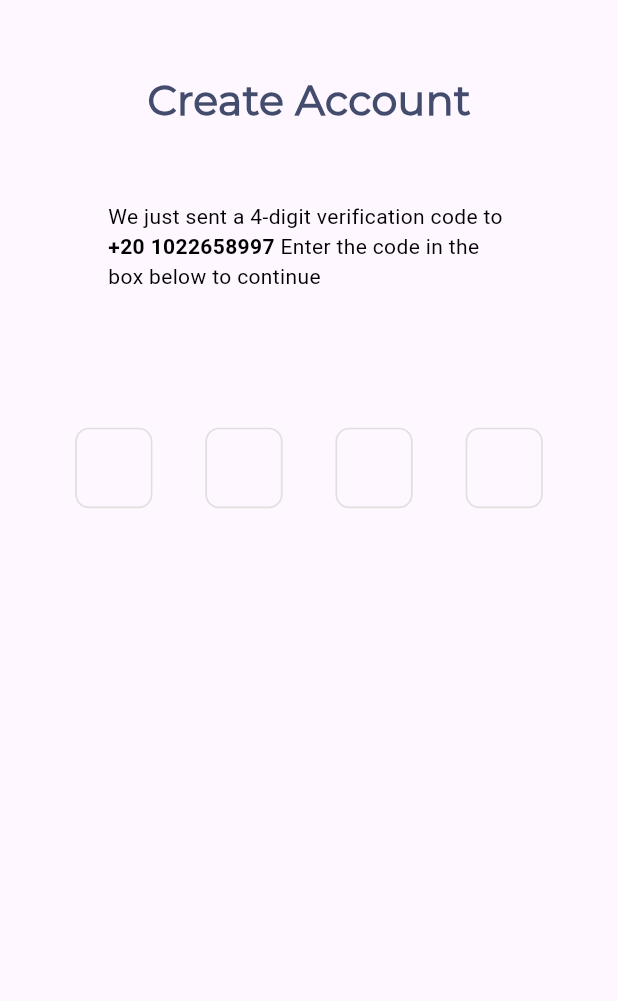
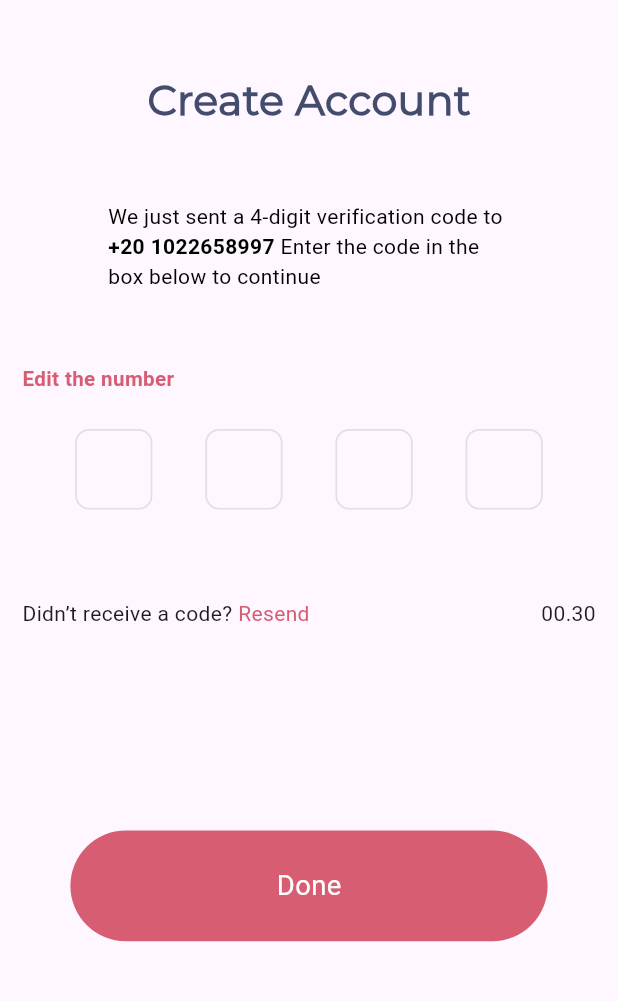
Before and after one commit to elnaggar11/cosmetics, a Flutter app: the RegisterView screen opened directly, after a tap on "Next", on a phone screen of 412 x 824 dp, the part 183-1184 px from its top. Run offline on Flutter 3.47's test engine with Material 3 defaults, Android fonts, the phone set to English and light mode, and no system bars; drawn by our look-alikes of pin_code_fields; our stand-ins replace flutter_screenutil, flutter_svg, lottie.

Commit message:
create timer method to resend code again

```diff
--- a/lib/core/utils/ui/app_image.dart
+++ b/lib/core/utils/ui/app_image.dart
@@ -10,9 +10,9 @@ class AppImage extends StatefulWidget {
     this.height,
     this.color,
     this.paddingBottomSpace,
-    required this.boxFit,
-    required this.isLottieControlled,
-    required this.isCircle,
+    this.boxFit = BoxFit.scaleDown,
+    this.isLottieControlled = false,
+    this.isCircle = false,
   });
 
   final String image;
--- a/lib/features/auth/presentation/views/verify_create_account.dart
+++ b/lib/features/auth/presentation/views/verify_create_account.dart
@@ -1,9 +1,50 @@
+import 'dart:async';
+
+import 'package:cosmetics/core/utils/constants/app_colors.dart';
+import 'package:cosmetics/core/utils/ui/app_button.dart';
 import 'package:cosmetics/features/auth/presentation/widgets/verify_widgets.dart';
+import 'package:flutter/gestures.dart';
 import 'package:flutter/material.dart';
 import 'package:flutter_screenutil/flutter_screenutil.dart';
 
-class VerifyCreateAccount extends StatelessWidget {
+class VerifyCreateAccount extends StatefulWidget {
   const VerifyCreateAccount({super.key});
+
+  @override
+  State<VerifyCreateAccount> createState() => _VerifyCreateAccountState();
+}
+
+class _VerifyCreateAccountState extends State<VerifyCreateAccount> {
+  int secondsLeft = 60;
+  Timer? _timer;
+
+  void timer() {
+    _timer?.cancel();
+    setState(() {
+      secondsLeft = 60;
+    });
+    _timer = Timer.periodic(const Duration(seconds: 1), (timer) {
+      if (secondsLeft == 0) {
+        timer.cancel();
+      } else {
+        setState(() {
+          secondsLeft--;
+        });
+      }
+    });
+  }
+
+  @override
+  void initState() {
+    timer();
+    super.initState();
+  }
+
+  @override
+  void dispose() {
+    _timer?.cancel();
+    super.dispose();
+  }
 
   @override
   Widget build(BuildContext context) {
@@ -11,7 +52,37 @@ class VerifyCreateAccount extends StatelessWidget {
       body: SafeArea(
         child: Padding(
           padding: EdgeInsets.symmetric(horizontal: 13.r),
-          child: SingleChildScrollView(child: VerifyWidgets()),
+          child: SingleChildScrollView(
+            child: Column(
+              children: [
+                VerifyWidgets(),
+                SizedBox(height: 43),
+                Row(
+                  children: [
+                    Text.rich(
+                      TextSpan(
+                        text: 'Didn’t receive a code? ',
+                        children: [
+                          TextSpan(
+                            text: 'Resend',
+                            style: TextStyle(color: AppColors.primaryColor),
+                            recognizer: TapGestureRecognizer()..onTap = () {},
+                          ),
+                        ],
+                      ),
+                    ),
+                    Spacer(),
+                    Text('00.30'),
+                  ],
+                ),
+                SizedBox(height: 113.h),
+                Padding(
+                  padding: EdgeInsets.symmetric(horizontal: 28.r),
+                  child: AppButton(text: 'Done', onTap: () {}),
+                ),
+              ],
+            ),
+          ),
         ),
       ),
     );
--- a/lib/features/auth/presentation/widgets/verify_widgets.dart
+++ b/lib/features/auth/presentation/widgets/verify_widgets.dart
@@ -9,8 +9,7 @@ class VerifyWidgets extends StatelessWidget {
 
   @override
   Widget build(BuildContext context) {
-    return Center(
-      child: Column(
+    return Column(
       children: [
         SizedBox(height: 40.h),
         Image.asset('assets/images/logo_icon.png', height: 62.h, width: 67.w),
@@ -39,17 +38,31 @@ class VerifyWidgets extends StatelessWidget {
                     color: Colors.black,
                   ),
                 ),
-                  TextSpan(
-                    text: ' Enter the code in the box below to continue',
-                  ),
+                TextSpan(text: ' Enter the code in the box below to continue'),
               ],
             ),
           ),
         ),
-          SizedBox(height: 76.h),
+        SizedBox(height: 40.h),
+        Align(
+          alignment: AlignmentGeometry.centerLeft,
+          child: GestureDetector(
+            onTap: () {
+              Navigator.pop(context);
+            },
+            child: Text(
+              'Edit the number',
+              style: TextStyle(
+                color: AppColors.primaryColor,
+                fontSize: 12.sp,
+                fontWeight: FontWeight.w600,
+              ),
+            ),
+          ),
+        ),
+        SizedBox(height: 20.h),
         const PinCodeTextFieldWidget(),
       ],
-      ),
     );
   }
 }
--- a/lib/features/splash/splash_view.dart
+++ b/lib/features/splash/splash_view.dart
@@ -1,4 +1,5 @@
 import 'package:cosmetics/core/utils/helper/navigate.dart';
+import 'package:cosmetics/core/utils/ui/app_image.dart';
 import 'package:cosmetics/features/onboarding/onboarding_view.dart';
 import 'package:flutter/material.dart';
 import 'package:flutter_screenutil/flutter_screenutil.dart';
@@ -24,30 +25,15 @@ class _SplashViewState extends State<SplashView> {
         child: Column(
           mainAxisAlignment: MainAxisAlignment.center,
           children: [
-            Image.asset(
-              'assets/images/splash_text.png',
+            AppImage(image: 'logo_icon.png', height: 200.h, width: 200.w),
+            AppImage(
+              image: 'splash_text.png',
               width: 120.w,
               height: 45.h,
+              isCircle: false,
             ),
           ],
         ),
-
-        // child: Column(
-        //   mainAxisAlignment: MainAxisAlignment.center,
-        //   children: [
-
-        //     Image.asset(
-        //       'assets/images/logo_icon.png',
-        //       width: 200.w,
-        //       height: 200.h,
-        //     ),
-        //     Image.asset(
-        //       'assets/images/splash_text.png',
-        //       width: 120.w,
-        //       height: 45.h,
-        //     ),
-        //   ],
-        // ),
       ),
     );
   }
--- a/lib/main.dart
+++ b/lib/main.dart
@@ -1,5 +1,5 @@
 import 'package:cosmetics/core/utils/helper/navigate.dart';
-import 'package:cosmetics/features/auth/presentation/views/login_view.dart';
+import 'package:cosmetics/features/splash/splash_view.dart';
 import 'package:flutter/material.dart';
 import 'package:flutter_screenutil/flutter_screenutil.dart';
 
@@ -19,7 +19,7 @@ class MyApp extends StatelessWidget {
       child: MaterialApp(
         navigatorKey: navKey,
         debugShowCheckedModeBanner: false,
-        home: LoginView(),
+        home: SplashView(),
       ),
     );
   }
```
Lines whose indentation alone changed are shown as unchanged.
